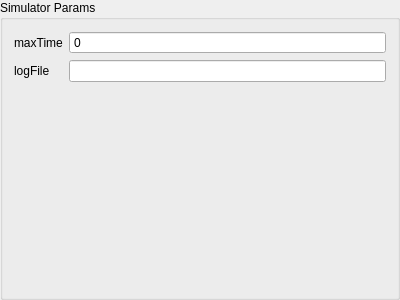
This is simulatorParams.ui in zpp0/wsnsim-preprocessor as Qt 5 draws it before an edit. The edited form follows.
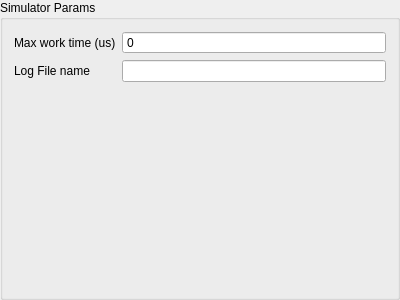
This is the edited form.

Commit message: text of params lables rename

```diff
--- a/simulatorParams.ui
+++ b/simulatorParams.ui
@@ -20,7 +20,7 @@
    <item row="0" column="0">
     <widget class="QLabel" name="label">
      <property name="text">
-      <string>maxTime</string>
+      <string>Max work time (us)</string>
      </property>
     </widget>
    </item>
@@ -37,7 +37,7 @@
    <item row="1" column="0">
     <widget class="QLabel" name="label_2">
      <property name="text">
-      <string>logFile</string>
+      <string>Log File name</string>
      </property>
     </widget>
    </item>
```
